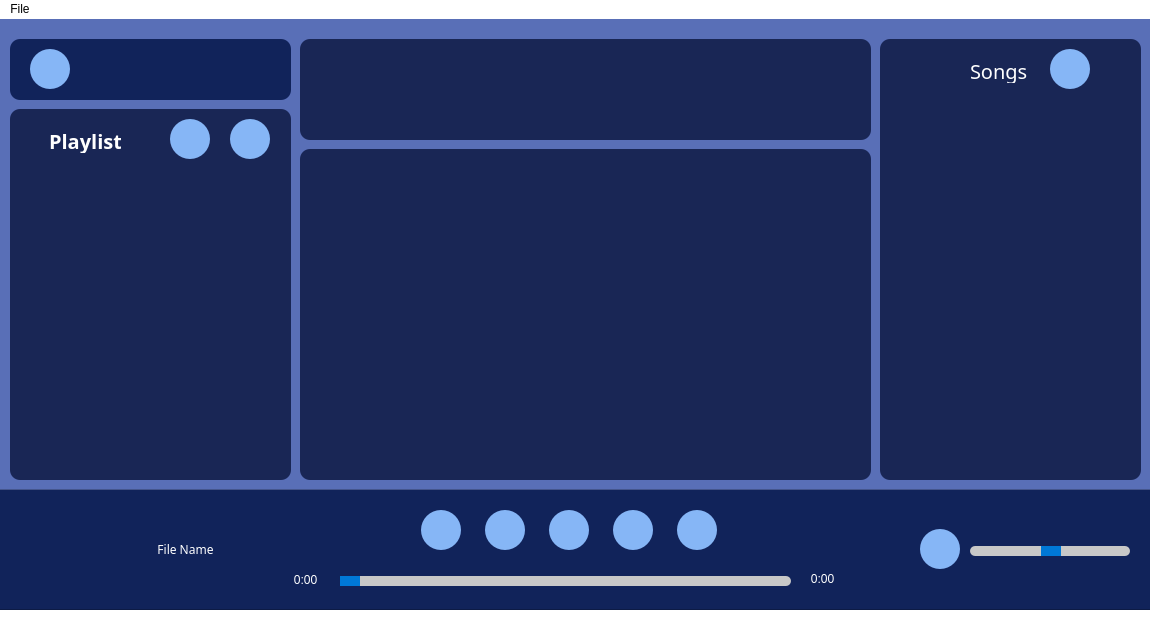
Before: the Qt Designer form forms/mainwindow.ui in whatdislol/Symmo, drawn with Qt 5.
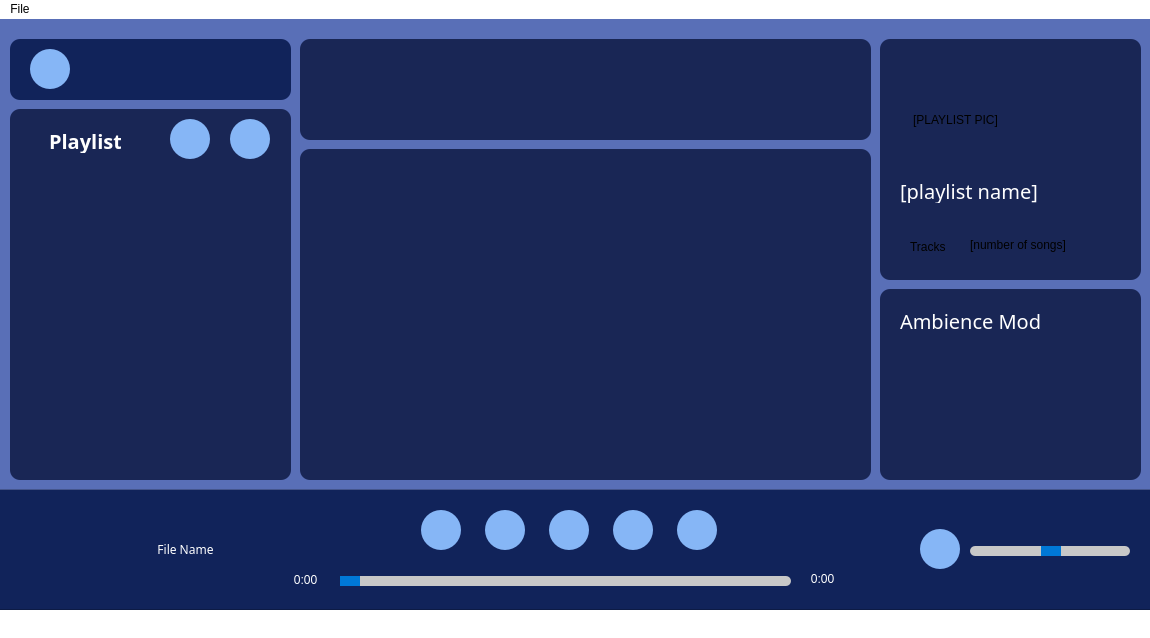
After: the same form once the commit is applied.

Commit message: Add playlist info section and ambience mode section

What changed in the file:
```diff
--- a/forms/mainwindow.ui
+++ b/forms/mainwindow.ui
@@ -613,7 +613,7 @@
        <x>900</x>
        <y>100</y>
        <width>261</width>
-       <height>441</height>
+       <height>241</height>
       </rect>
      </property>
      <property name="styleSheet">
@@ -626,45 +626,97 @@
      <property name="frameShadow">
       <enum>QFrame::Raised</enum>
      </property>
-     <widget class="QPushButton" name="pushButton_AddSong">
+     <widget class="QLabel" name="label_PlaylistName">
       <property name="geometry">
        <rect>
-        <x>170</x>
-        <y>10</y>
-        <width>40</width>
-        <height>40</height>
+        <x>20</x>
+        <y>140</y>
+        <width>141</width>
+        <height>24</height>
        </rect>
       </property>
-      <property name="maximumSize">
-       <size>
-        <width>40</width>
-        <height>40</height>
-       </size>
+      <property name="font">
+       <font>
+        <family>STHeiti</family>
+        <pointsize>-1</pointsize>
+       </font>
       </property>
       <property name="styleSheet">
-       <string notr="true">QPushButton {
-    border: none;
-    border-radius: 20px; /* Adjust the border-radius for a smaller circle */
-    background-color: #86B6F6;
-    color: rgb(52, 51, 64);
-    min-width: 40px;    /* Adjust the size of the button */
-    max-width: 40px;
-    min-height: 40px;
-    max-height: 40px;
-    padding: 0px;
-}
-</string>
+       <string notr="true">font-size: 20px;
+color: rgb(255,255,255);</string>
       </property>
       <property name="text">
-       <string/>
+       <string>[playlist name]</string>
       </property>
      </widget>
-     <widget class="QLabel" name="label_3">
+     <widget class="QLabel" name="label_PlaylistImage">
+      <property name="geometry">
+       <rect>
+        <x>20</x>
+        <y>30</y>
+        <width>111</width>
+        <height>101</height>
+       </rect>
+      </property>
+      <property name="text">
+       <string>[PLAYLIST PIC]</string>
+      </property>
+      <property name="alignment">
+       <set>Qt::AlignCenter</set>
+      </property>
+     </widget>
+     <widget class="QLabel" name="label_TrackQuantity">
       <property name="geometry">
        <rect>
         <x>90</x>
+        <y>190</y>
+        <width>121</width>
+        <height>31</height>
+       </rect>
+      </property>
+      <property name="text">
+       <string>[number of songs]</string>
+      </property>
+     </widget>
+     <widget class="QLabel" name="label_Tracks">
+      <property name="geometry">
+       <rect>
+        <x>30</x>
+        <y>200</y>
+        <width>49</width>
+        <height>16</height>
+       </rect>
+      </property>
+      <property name="text">
+       <string>Tracks</string>
+      </property>
+     </widget>
+    </widget>
+    <widget class="QFrame" name="frame_Ambience">
+     <property name="geometry">
+      <rect>
+       <x>900</x>
+       <y>350</y>
+       <width>261</width>
+       <height>191</height>
+      </rect>
+     </property>
+     <property name="styleSheet">
+      <string notr="true">background-color: #192655;
+border-radius: 10px;</string>
+     </property>
+     <property name="frameShape">
+      <enum>QFrame::StyledPanel</enum>
+     </property>
+     <property name="frameShadow">
+      <enum>QFrame::Raised</enum>
+     </property>
+     <widget class="QLabel" name="label_Ambience">
+      <property name="geometry">
+       <rect>
+        <x>20</x>
         <y>20</y>
-        <width>59</width>
+        <width>141</width>
         <height>24</height>
        </rect>
       </property>
@@ -679,7 +731,7 @@
 color: rgb(255,255,255);</string>
       </property>
       <property name="text">
-       <string>Songs</string>
+       <string>Ambience Mode</string>
       </property>
      </widget>
     </widget>
```
Left out of the diff: 2 changed lines with no effect on the pictures.
